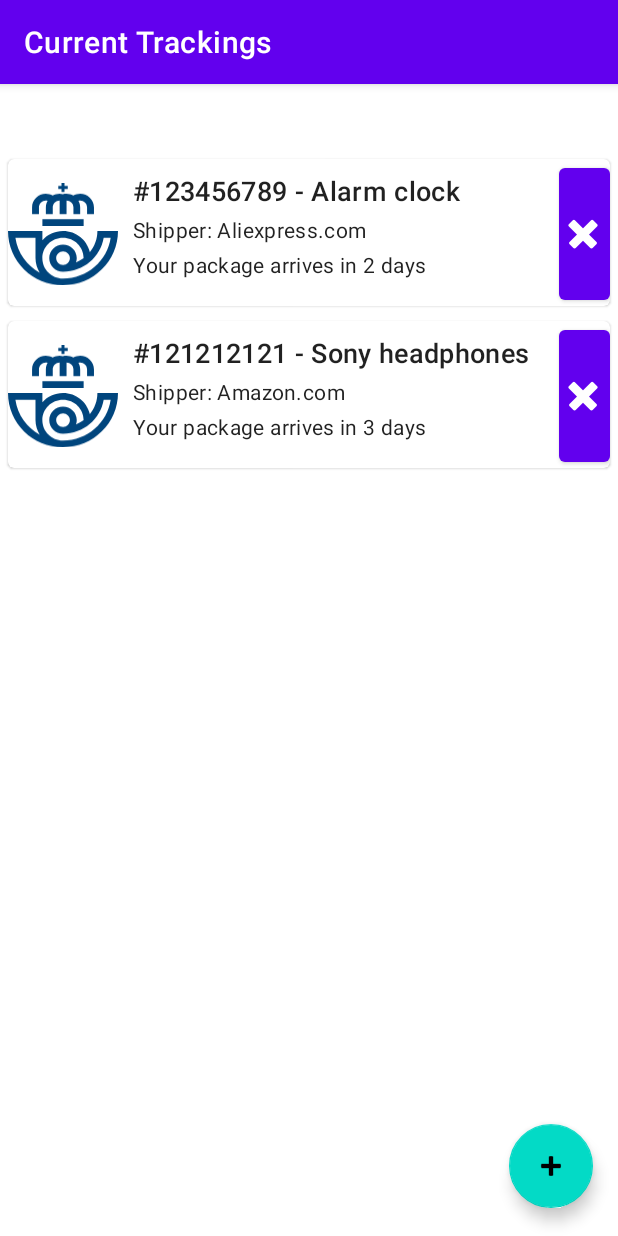
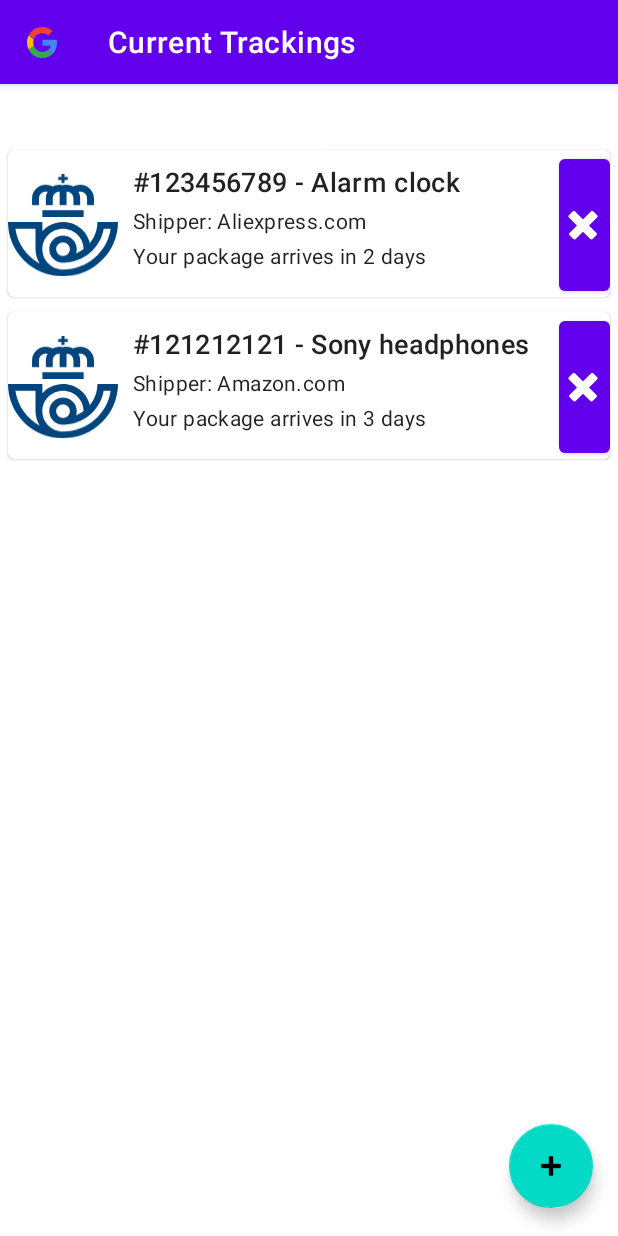
Before and after one commit to DiegoMartinezVillar/APM-DEAR, an Android app: the CurrentTrackings screen opened directly, with no data from a screen before it, on a phone screen of 412 x 824 dp. Run offline under Robolectric (Android 15) with nearby library versions, the phone set to English and light mode, and no system bars.

Commit message:
Added navigation menu for current trackings

```diff
--- a/app/src/main/java/ensemble/dear/CurrentTrackings.kt
+++ b/app/src/main/java/ensemble/dear/CurrentTrackings.kt
@@ -3,14 +3,19 @@
 import android.app.AlertDialog
 import android.content.DialogInterface
 import android.content.Intent
-import androidx.appcompat.app.AppCompatActivity
 import android.os.Bundle
 import android.widget.Button
 import android.widget.TextView
 import android.widget.Toast
+import androidx.appcompat.app.AppCompatActivity
+import androidx.core.view.GravityCompat
+import androidx.drawerlayout.widget.DrawerLayout
 import com.google.android.material.floatingactionbutton.FloatingActionButton
 
+
 class CurrentTrackings : AppCompatActivity() {
+
+    private lateinit var drawerLayout: DrawerLayout
 
     private val positiveButtonClick = { dialog: DialogInterface, which: Int ->
         Toast.makeText(applicationContext,
@@ -35,8 +40,29 @@
         super.onCreate(savedInstanceState)
         setContentView(R.layout.activity_current_trackings)
 
-        val toolbar = findViewById<com.google.android.material.appbar.MaterialToolbar>(R.id.topAppBar)
-        setSupportActionBar(toolbar)
+        val topAppBar = findViewById<com.google.android.material.appbar.MaterialToolbar>(R.id.topAppBar)
+        setSupportActionBar(topAppBar)
+
+        drawerLayout = findViewById<androidx.drawerlayout.widget.DrawerLayout>(R.id.drawerLayout)
+        topAppBar.setNavigationOnClickListener {
+            drawerLayout.open()
+        }
+
+        val navigationView = findViewById<com.google.android.material.navigation.NavigationView>(R.id.navigationView)
+        navigationView.setNavigationItemSelectedListener { menuItem ->
+            when (menuItem.itemId) {
+                R.id.navProfile -> {
+                    startActivity(Intent(applicationContext, Profile::class.java))
+                }
+                R.id.navLogOut -> {
+                    startActivity(Intent(applicationContext, ClientLogIn::class.java))
+                }
+            }
+            menuItem.isChecked = true
+            drawerLayout.close()
+            true
+        }
+
 
         val buttonAddTracking = findViewById<FloatingActionButton>(R.id.buttonAddTracking)
         val buttonDeleteTracking = findViewById<Button>(R.id.buttonDeleteTracking)
@@ -55,4 +81,12 @@
             startActivity(Intent(applicationContext, ClientTrackingDetails::class.java))
         }
     }
+
+    override fun onBackPressed() {
+        if (drawerLayout.isDrawerOpen(GravityCompat.START)) {
+            drawerLayout.close()
+        } else {
+            onBackPressedDispatcher.onBackPressed()
+        }
+    }
 }
--- a/app/src/main/res/layout/activity_current_trackings.xml
+++ b/app/src/main/res/layout/activity_current_trackings.xml
@@ -1,127 +1,53 @@
 <?xml version="1.0" encoding="utf-8"?>
-<androidx.constraintlayout.widget.ConstraintLayout xmlns:android="http://schemas.android.com/apk/res/android"
+<androidx.drawerlayout.widget.DrawerLayout xmlns:android="http://schemas.android.com/apk/res/android"
     xmlns:app="http://schemas.android.com/apk/res-auto"
     xmlns:tools="http://schemas.android.com/tools"
+    android:id="@+id/drawerLayout"
+    android:layout_width="match_parent"
+    android:layout_height="match_parent"
+    tools:context=".CurrentTrackings"
+    tools:openDrawer="start">
+
+    <androidx.coordinatorlayout.widget.CoordinatorLayout
+        android:layout_width="match_parent"
+        android:layout_height="match_parent"
+        android:fitsSystemWindows="true">
+
+        <com.google.android.material.appbar.AppBarLayout
+            android:layout_width="match_parent"
+            android:layout_height="wrap_content"
+            style="@style/Widget.MaterialComponents.AppBarLayout.PrimarySurface"
+            android:fitsSystemWindows="true">
+
+            <com.google.android.material.appbar.MaterialToolbar
+                android:id="@+id/topAppBar"
+                android:layout_width="match_parent"
+                android:layout_height="?attr/actionBarSize"
+                app:title="@string/current_trackings"
+                app:navigationIcon="@drawable/google__g__logo"
+                style="@style/Widget.MaterialComponents.Toolbar.PrimarySurface"
+                android:background="@android:color/transparent"
+                android:elevation="0dp" />
+
+        </com.google.android.material.appbar.AppBarLayout>
+
+        <androidx.constraintlayout.widget.ConstraintLayout
             android:id="@+id/constraintViewPendShipments"
             android:layout_width="match_parent"
             android:layout_height="match_parent"
             tools:context=".CurrentTrackings">
 
-    <com.google.android.material.appbar.MaterialToolbar
-        android:id="@+id/topAppBar"
-        style="@style/Widget.MaterialComponents.Toolbar.Primary"
-        android:layout_width="match_parent"
-        android:layout_height="?attr/actionBarSize"
-        app:layout_constraintTop_toTopOf="parent"
-        app:title="@string/current_trackings" />
-
-    <!--com.google.android.material.floatingactionbutton.FloatingActionButton
-        android:id="@+id/floatingActionButton3"
-        android:layout_width="wrap_content"
-        android:layout_height="wrap_content"
-        android:layout_marginEnd="16dp"
-        android:layout_marginBottom="16dp"
-        android:src="@android:drawable/ic_input_add"
-        app:layout_constraintBottom_toBottomOf="parent"
-        app:layout_constraintEnd_toEndOf="parent" /-->
-
-    <!--androidx.cardview.widget.CardView
-        android:id="@+id/cardView1"
-        android:layout_width="match_parent"
-        android:layout_height="wrap_content"
-        android:layout_margin="10dp"
-        app:layout_constraintEnd_toEndOf="parent"
-        app:layout_constraintStart_toStartOf="parent"
-        app:layout_constraintTop_toTopOf="parent"-->
-
-    <!--/androidx.cardview.widget.CardView>
-
-    <TextView
-        android:id="@+id/name1"
-        android:layout_width="match_parent"
-        android:layout_height="wrap_content"
-        android:gravity="center"
-        android:padding="15dp"
-        android:text="Card 1"
-        tools:layout_editor_absoluteX="-16dp"
-        tools:layout_editor_absoluteY="187dp" /-->
-
-    <!--RelativeLayout
-        android:layout_width="match_parent"
-        android:layout_height="wrap_content"
-        android:padding="16dp"
-        tools:layout_editor_absoluteX="0dp"
-        tools:layout_editor_absoluteY="68dp">
-
-        <ImageView
-            android:id="@+id/item_image"
-            android:layout_width="62dp"
-            android:layout_height="64dp"
-            android:layout_alignParentStart="true"
-            android:layout_alignParentLeft="true"
-            android:layout_alignParentTop="true"
-            android:layout_marginEnd="16dp"
-            android:layout_marginRight="16dp"
-            app:srcCompat="@drawable/correos" />
-
-        <TextView
-            android:id="@+id/item_title"
-            android:layout_width="wrap_content"
-            android:layout_height="wrap_content"
-            android:layout_alignParentTop="true"
-            android:layout_toEndOf="@+id/item_image"
-            android:layout_toRightOf="@+id/item_image"
-            android:textSize="30sp" />
-
-        <TextView
-            android:id="@+id/item_detail"
-            android:layout_width="wrap_content"
-            android:layout_height="wrap_content"
-            android:layout_below="@+id/item_title"
-            android:layout_toEndOf="@+id/item_image"
-            android:layout_toRightOf="@+id/item_image" />
-
-        <TextView
-            android:id="@+id/textView10"
-            android:layout_width="76dp"
-            android:layout_height="0dp"
-            android:text="TextView" />
-
-        <TextView
-            android:id="@+id/textView9"
-            android:layout_width="wrap_content"
-            android:layout_height="wrap_content"
-            android:layout_marginStart="39dp"
-            android:text="#123456789" />
-
-        <TextView
-            android:id="@+id/textView11"
-            android:layout_width="wrap_content"
-            android:layout_height="wrap_content"
-            android:text="TextView" />
-
-    </RelativeLayout>
-
-    <FrameLayout
-        android:layout_width="409dp"
-        android:layout_height="565dp"
-        tools:layout_editor_absoluteX="1dp"
-        tools:layout_editor_absoluteY="165dp">
-
-    </FrameLayout-->
-
-    <!--basic version-->
             <com.google.android.material.card.MaterialCardView
                 android:id="@+id/materialCardView2"
                 android:layout_width="0dp"
                 android:layout_height="98dp"
                 android:layout_marginStart="5dp"
-        android:layout_marginTop="50dp"
                 android:layout_marginEnd="5dp"
+                android:layout_marginTop="100dp"
                 app:cardCornerRadius="4dp"
                 app:layout_constraintEnd_toEndOf="parent"
                 app:layout_constraintStart_toStartOf="parent"
-        app:layout_constraintTop_toBottomOf="@+id/topAppBar">
+                app:layout_constraintTop_toTopOf="parent">
 
                 <LinearLayout
                     android:layout_width="match_parent"
@@ -288,3 +214,21 @@
                 app:srcCompat="@android:drawable/ic_input_add" />
 
         </androidx.constraintlayout.widget.ConstraintLayout>
+
+        <!-- Screen content -->
+        <!-- Use app:layout_behavior="@string/appbar_scrolling_view_behavior" to fit below top app bar -->
+
+    </androidx.coordinatorlayout.widget.CoordinatorLayout>
+
+    <com.google.android.material.navigation.NavigationView
+        android:id="@+id/navigationView"
+        android:layout_width="wrap_content"
+        android:layout_height="match_parent"
+        android:layout_gravity="start"
+        android:fitsSystemWindows="true"
+        app:headerLayout="@layout/header_navigation_drawer"
+        app:layout_constraintStart_toStartOf="parent"
+        app:layout_constraintTop_toTopOf="parent"
+        app:menu="@menu/navigation_drawer" />
+
+</androidx.drawerlayout.widget.DrawerLayout>
--- /dev/null
+++ b/app/src/main/res/layout/header_navigation_drawer.xml
@@ -0,0 +1,31 @@
+<?xml version="1.0" encoding="utf-8"?>
+<LinearLayout xmlns:android="http://schemas.android.com/apk/res/android"
+    xmlns:app="http://schemas.android.com/apk/res-auto"
+    android:layout_width="match_parent"
+    android:layout_height="wrap_content"
+    android:orientation="vertical"
+    android:fitsSystemWindows="true">
+
+    <TextView
+        android:layout_width="wrap_content"
+        android:layout_height="wrap_content"
+        android:layout_marginTop="24dp"
+        android:layout_marginStart="24dp"
+        android:layout_marginEnd="24dp"
+        android:textAppearance="?attr/textAppearanceHeadline6"
+        android:text="Hello"
+        android:drawablePadding="12dp"
+        android:gravity="center_vertical"
+        app:drawableStartCompat="@drawable/correos" />
+
+    <TextView
+        android:layout_width="wrap_content"
+        android:layout_height="wrap_content"
+        android:layout_marginBottom="24dp"
+        android:layout_marginStart="24dp"
+        android:layout_marginEnd="24dp"
+        android:textAppearance="?attr/textAppearanceBody2"
+        android:textColor="@color/material_on_surface_emphasis_medium"
+        android:text="John Doe" />
+
+</LinearLayout>
--- /dev/null
+++ b/app/src/main/res/menu/navigation_drawer.xml
@@ -0,0 +1,32 @@
+<?xml version="1.0" encoding="utf-8"?>
+<menu xmlns:android="http://schemas.android.com/apk/res/android">
+    <group
+        android:id="@+id/group1"
+        android:checkableBehavior="single">
+        <item
+            android:id="@+id/navCurrentTrackings"
+            android:icon="@drawable/google__g__logo"
+            android:title="Current trackings"
+            android:checked="true" />
+    </group>
+
+    <group
+        android:id="@+id/group2"
+        android:checkableBehavior="single">
+        <item
+            android:id="@+id/subtitle"
+            android:title="Subtitle">
+            <menu>
+
+                <item
+                    android:id="@+id/navProfile"
+                    android:icon="@drawable/avatar"
+                    android:title="@string/profile" />
+                <item
+                    android:id="@+id/navLogOut"
+                    android:icon="@drawable/google__g__logo"
+                    android:title="@string/log_out" />
+            </menu>
+        </item>
+    </group>
+</menu>
--- a/app/src/main/res/values/strings.xml
+++ b/app/src/main/res/values/strings.xml
@@ -56,4 +56,5 @@
     <string name="sign_up">Sign up</string>
     <string name="profile">Profile</string>
     <string name="chat">Chat</string>
+    <string name="log_out">Log out</string>
 </resources>
--- a/app/src/main/res/values/themes.xml
+++ b/app/src/main/res/values/themes.xml
@@ -2,6 +2,7 @@
     <!-- Base application theme. -->
     <!--style name="Theme.DeAR" parent="Theme.MaterialComponents.DayNight.DarkActionBar"-->
     <style name="Theme.DeAR" parent="Theme.MaterialComponents.DayNight.NoActionBar">
+        <item name="android:windowTranslucentStatus">true</item>
         <!-- Primary brand color. -->
         <item name="colorPrimary">@color/purple_500</item>
         <item name="colorPrimaryVariant">@color/purple_700</item>
```
Also changed, not shown: 1 other file. Lines whose indentation alone changed are shown as unchanged.
